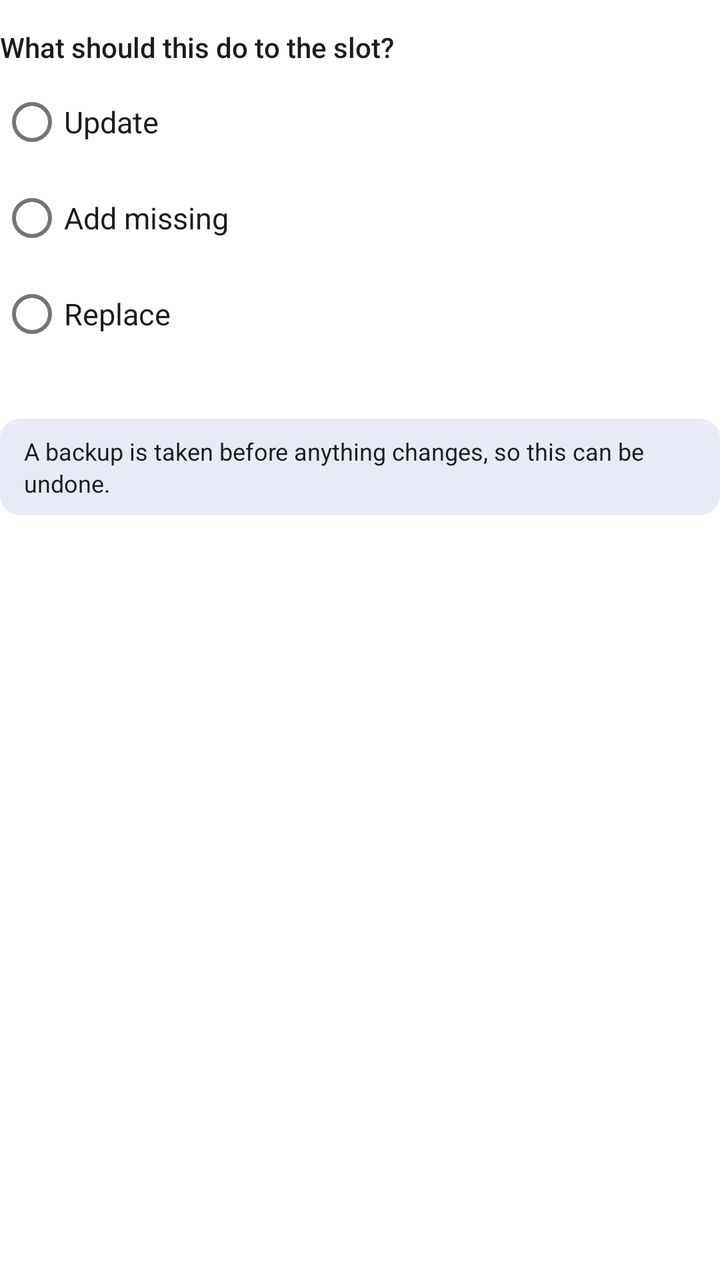
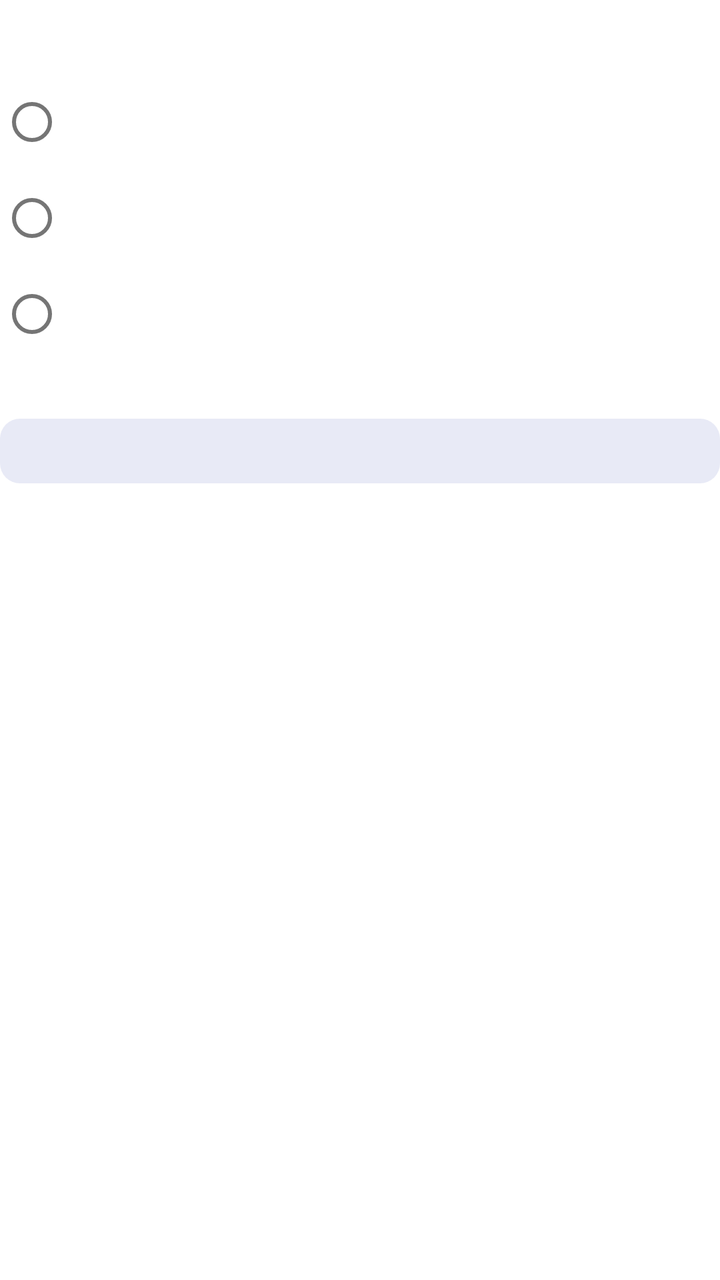

Compare the two renders of this Android layout. The source of the first and the diff that turns it into the second are given below.
<!-- AndroidManifest.xml: fallback theme Theme.MaterialComponents.DayNight.NoActionBar -->
<!-- res/layout/dialog_slot_mode.xml -->
<?xml version="1.0" encoding="utf-8"?>
<LinearLayout xmlns:android="http://schemas.android.com/apk/res/android"
    android:layout_width="match_parent"
    android:layout_height="wrap_content"
    android:orientation="vertical">

    <TextView
        android:layout_width="match_parent"
        android:layout_height="wrap_content"
        android:layout_marginTop="14dp"
        android:text="@string/slot_mode_title"
        android:textColor="@color/fg"
        android:textSize="14sp"
        android:fontFamily="sans-serif-medium" />

    <RadioGroup
        android:id="@+id/slot_mode_group"
        android:layout_width="match_parent"
        android:layout_height="wrap_content"
        android:layout_marginTop="4dp"
        android:orientation="vertical">

        <RadioButton
            android:id="@+id/slot_mode_update"
            android:layout_width="match_parent"
            android:layout_height="wrap_content"
            android:text="@string/slot_mode_update"
            android:textColor="@color/fg"
            android:textSize="15sp" />

        <RadioButton
            android:id="@+id/slot_mode_keep"
            android:layout_width="match_parent"
            android:layout_height="wrap_content"
            android:text="@string/slot_mode_keep"
            android:textColor="@color/fg"
            android:textSize="15sp" />

        <RadioButton
            android:id="@+id/slot_mode_replace"
            android:layout_width="match_parent"
            android:layout_height="wrap_content"
            android:text="@string/slot_mode_replace"
            android:textColor="@color/fg"
            android:textSize="15sp" />
    </RadioGroup>

    <TextView
        android:id="@+id/slot_mode_hint"
        android:layout_width="match_parent"
        android:layout_height="wrap_content"
        android:layout_marginTop="2dp"
        android:lineSpacingExtra="2dp"
        android:textColor="@color/fg_muted"
        android:textSize="12sp" />

    
    <TextView
        android:layout_width="match_parent"
        android:layout_height="wrap_content"
        android:layout_marginTop="10dp"
        android:background="@drawable/pol_live_bg"
        android:paddingStart="12dp"
        android:paddingEnd="12dp"
        android:paddingTop="8dp"
        android:paddingBottom="8dp"
        android:lineSpacingExtra="2dp"
        android:text="@string/slot_mode_autobak_note"
        android:textColor="@color/fg"
        android:textSize="12sp" />
</LinearLayout>
<!-- resources referenced by this layout -->
<resources>
  <color name="fg">#FF1A1C1E</color>
  <color name="fg_muted">#FF6B7280</color>
  <!-- drawable pol_live_bg (drawable) -->
  <?xml version="1.0" encoding="utf-8"?>
  <shape xmlns:android="http://schemas.android.com/apk/res/android"
      android:shape="rectangle">
      <solid android:color="@color/accent_soft" />
      <corners android:radius="10dp" />
  </shape>
  <string name="slot_mode_autobak_note">A backup is taken before anything changes, so this can be undone.</string>
  <string name="slot_mode_keep">Add missing</string>
  <string name="slot_mode_replace">Replace</string>
  <string name="slot_mode_title">What should this do to the slot?</string>
  <string name="slot_mode_update">Update</string>
  <color name="accent_soft">#FFE8EAF6</color>
</resources>

<!-- the commit's change to res/layout/dialog_slot_mode.xml (unified diff, before → after) -->
@@ -5,10 +5,10 @@
     android:orientation="vertical">
 
     <TextView
+                        android:id="@+id/tx_slot_mode_title"
         android:layout_width="match_parent"
         android:layout_height="wrap_content"
         android:layout_marginTop="14dp"
-        android:text="@string/slot_mode_title"
         android:textColor="@color/fg"
         android:textSize="14sp"
         android:fontFamily="sans-serif-medium" />
@@ -24,7 +24,6 @@
             android:id="@+id/slot_mode_update"
             android:layout_width="match_parent"
             android:layout_height="wrap_content"
-            android:text="@string/slot_mode_update"
             android:textColor="@color/fg"
             android:textSize="15sp" />
 
@@ -32,7 +31,6 @@
             android:id="@+id/slot_mode_keep"
             android:layout_width="match_parent"
             android:layout_height="wrap_content"
-            android:text="@string/slot_mode_keep"
             android:textColor="@color/fg"
             android:textSize="15sp" />
 
@@ -40,7 +38,6 @@
             android:id="@+id/slot_mode_replace"
             android:layout_width="match_parent"
             android:layout_height="wrap_content"
-            android:text="@string/slot_mode_replace"
             android:textColor="@color/fg"
             android:textSize="15sp" />
     </RadioGroup>
@@ -56,6 +53,7 @@
 
     
     <TextView
+                        android:id="@+id/tx_slot_mode_autobak_note"
         android:layout_width="match_parent"
         android:layout_height="wrap_content"
         android:layout_marginTop="10dp"
@@ -65,7 +63,6 @@
         android:paddingTop="8dp"
         android:paddingBottom="8dp"
         android:lineSpacingExtra="2dp"
-        android:text="@string/slot_mode_autobak_note"
         android:textColor="@color/fg"
         android:textSize="12sp" />
 </LinearLayout>
<!-- resource entries referenced after the edit -->
@@ -9,11 +9,6 @@
       <solid android:color="@color/accent_soft" />
       <corners android:radius="10dp" />
   </shape>
-  <string name="slot_mode_autobak_note">A backup is taken before anything changes, so this can be undone.</string>
-  <string name="slot_mode_keep">Add missing</string>
-  <string name="slot_mode_replace">Replace</string>
-  <string name="slot_mode_title">What should this do to the slot?</string>
-  <string name="slot_mode_update">Update</string>
   <color name="accent_soft">#FFE8EAF6</color>
 </resources>
 
